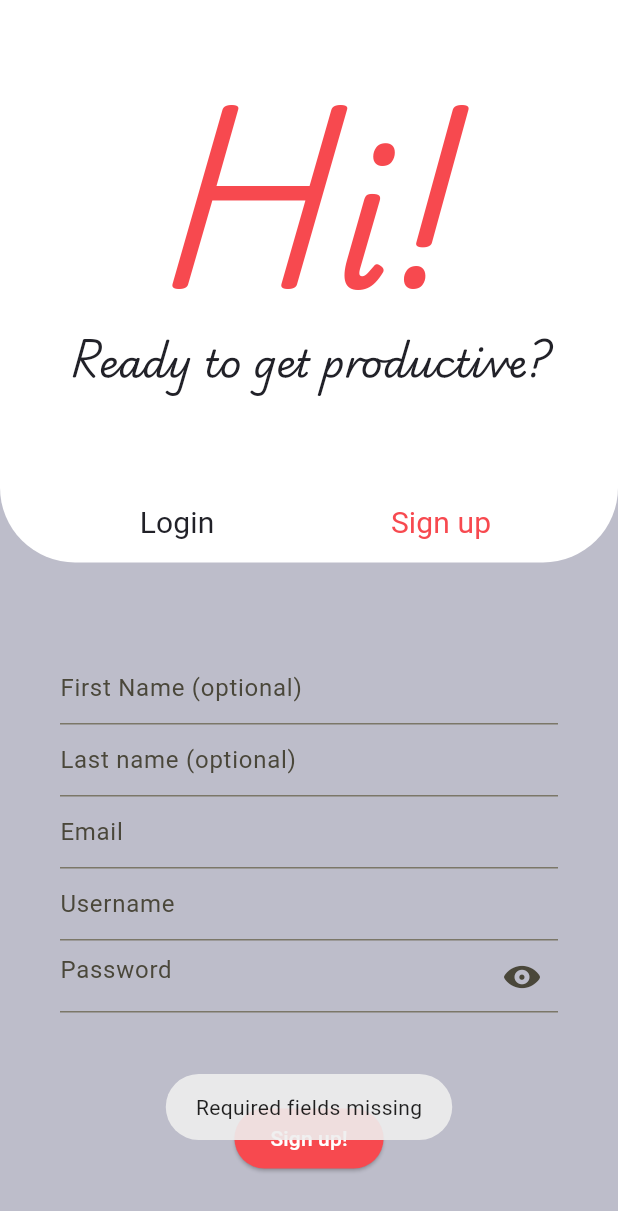
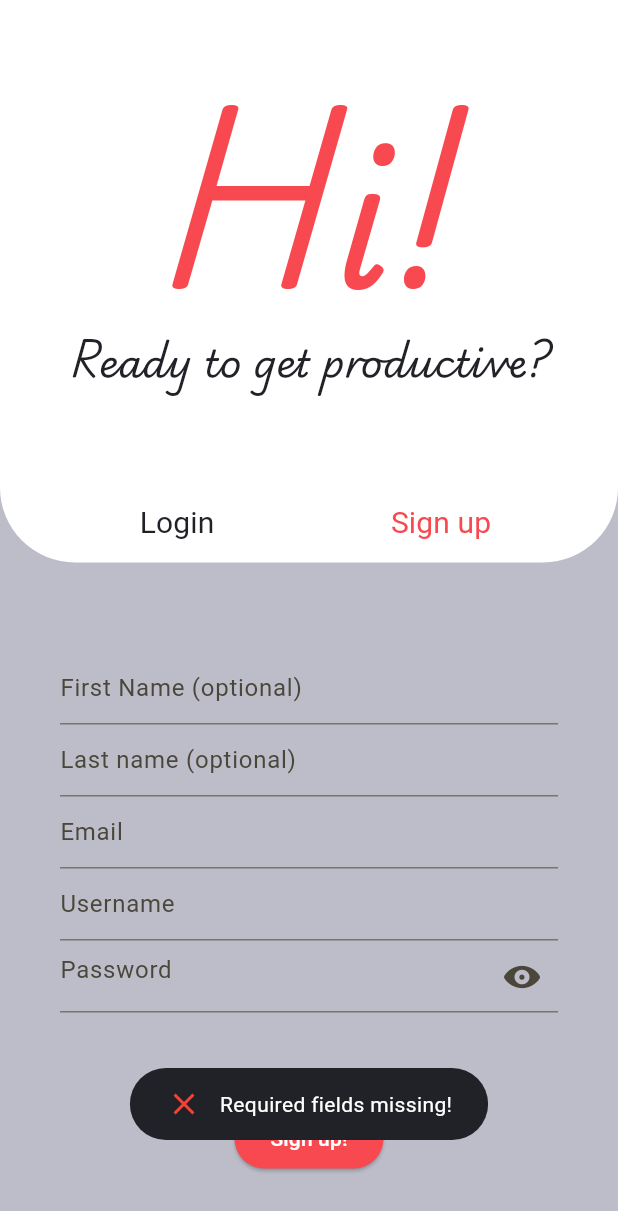
Before and after one commit to elisamongelli/ToDoApp-YT, a Flutter app: the screen it shows after launch, tab 2 chosen, after a tap on "Sign up!", on a phone screen of 412 x 824 dp. Shown: the top 1211 px of the screen. Run offline on Flutter 3.47's test engine with Material 3 defaults, Android fonts, the phone set to English and light mode, and no system bars; our stand-ins replace fluttertoast, rxdart, shared_preferences; network calls fail; Roboto replaces fonts that are missing (Avenir).

Commit message:
Fixing focused field under keyboard not scrolling

```diff
--- a/app/todoapp/lib/UI/Login/loginscreen.dart
+++ b/app/todoapp/lib/UI/Login/loginscreen.dart
@@ -1,5 +1,5 @@
+import 'package:flutter/foundation.dart';
 import 'package:flutter/material.dart';
-import 'package:fluttertoast/fluttertoast.dart';
 import 'package:todoapp/models/widgets/login_widget.dart';
 import 'package:todoapp/models/widgets/signup_widget.dart';
 import 'package:todoapp/models/widgets/toast_widget.dart';
@@ -17,6 +17,7 @@ TextEditingController loginUsernameEmailController = TextEditingController();
 TextEditingController loginPasswordController = TextEditingController();
 
 
+
 class LoginPage extends StatefulWidget {
 
   // final VoidCallback redirectHomePage;
@@ -32,8 +33,51 @@ class LoginPage extends StatefulWidget {
 
 class LoginPageState extends State<LoginPage> {
 
+  final ScrollController _scrollController = ScrollController();
+
+  final FocusNode _loginUsernameEmailFocus = FocusNode();
+  final FocusNode _loginPasswordFocus = FocusNode();
+
+  final FocusNode _signupEmailFocus = FocusNode();
+  final FocusNode _signupUsernameFocus = FocusNode();
+  final FocusNode _signupPasswordFocus = FocusNode();
+  final FocusNode _signupFirstNameFocus = FocusNode();
+  final FocusNode _signupLastNameFocus = FocusNode();
+
   // ignore: unused_field
   bool _signupResourceBlocked = false;
+
+
+  @override
+  void initState() {
+    super.initState();
+
+    _loginUsernameEmailFocus.addListener(() => _scrollToFocusedField(_loginUsernameEmailFocus));
+    _loginPasswordFocus.addListener(() => _scrollToFocusedField(_loginPasswordFocus));
+
+    _signupEmailFocus.addListener(() => _scrollToFocusedField(_signupEmailFocus));
+    _signupUsernameFocus.addListener(() => _scrollToFocusedField(_signupUsernameFocus));
+    _signupPasswordFocus.addListener(() => _scrollToFocusedField(_signupPasswordFocus));
+    _signupFirstNameFocus.addListener(() => _scrollToFocusedField(_signupFirstNameFocus));
+    _signupLastNameFocus.addListener(() => _scrollToFocusedField(_signupLastNameFocus));
+  }
+
+
+  @override
+  void dispose() {
+    _scrollController.dispose();
+
+    _loginUsernameEmailFocus.dispose();
+    _loginPasswordFocus.dispose();
+
+    _signupEmailFocus.dispose();
+    _signupUsernameFocus.dispose();
+    _signupPasswordFocus.dispose();
+    _signupFirstNameFocus.dispose();
+    _signupLastNameFocus.dispose();
+
+    super.dispose();
+  }
 
 
   @override
@@ -107,13 +151,17 @@ class LoginPageState extends State<LoginPage> {
                   child: TabBarView(
                     children: [
                       SingleChildScrollView(
+                        controller: _scrollController,
                         child: Padding(
                           padding: EdgeInsets.only(
                             bottom: MediaQuery.of(context).viewInsets.bottom,
                           ),
                           child: Column(
                             children: <Widget>[
-                              LoginWidget(),
+                              LoginWidget(
+                                usernameEmailFocusNode: _loginUsernameEmailFocus,
+                                passwordFocusNode: _loginPasswordFocus
+                              ),
                               ElevatedButton(
                                 style: ElevatedButton.styleFrom(
                                   backgroundColor: redMainColor,
@@ -121,6 +169,10 @@ class LoginPageState extends State<LoginPage> {
                                 ),
                                 onPressed: () async {
 
+                                  FocusManager.instance.primaryFocus?.unfocus();
+
+
+                                  // showing toast login successful
                                   final overlay = Overlay.of(context);
 
                                   final overlayEntry = OverlayEntry(
@@ -155,19 +207,28 @@ class LoginPageState extends State<LoginPage> {
                         ),
                       ),
                       SingleChildScrollView(
+                        controller: _scrollController,
                         child: Padding(
                           padding: EdgeInsets.only(
                             bottom: MediaQuery.of(context).viewInsets.bottom,
                           ),
                           child: Column(
                             children: <Widget>[
-                              SignupWidget(),
+                              SignupWidget(
+                                emailFocusNode: _signupEmailFocus,
+                                usernameFocusNode: _signupUsernameFocus,
+                                passwordFocusNode: _signupPasswordFocus,
+                                firstNameFocusNode: _signupFirstNameFocus,
+                                lastNameFocusNode: _signupLastNameFocus
+                              ),
                               ElevatedButton(
                                 style: ElevatedButton.styleFrom(
                                   backgroundColor: redMainColor,
                                   foregroundColor: Colors.white,
                                 ),
                                 onPressed: () async {
+
+                                  FocusManager.instance.primaryFocus?.unfocus();
 
                                   _signupResourceBlocked = true;
 
@@ -184,17 +245,65 @@ class LoginPageState extends State<LoginPage> {
                                       ).then((_) {
                                         _signupResourceBlocked = false;
 
-                                        Fluttertoast.showToast(
-                                          msg: "Successfully signed up!",
-                                          toastLength: Toast.LENGTH_SHORT
+
+                                        // showing toast signup successful
+                                        final overlay = Overlay.of(context);
+
+                                        final overlayEntry = OverlayEntry(
+                                          builder: (context) => Positioned(
+                                            bottom: 50,
+                                            left: MediaQuery.of(context).size.width * 0.2,
+                                            right: MediaQuery.of(context).size.width * 0.2,
+                                            child: ToastWidget(
+                                              message: "Successfully logged in!",
+                                              success: true
+                                            )
+                                          )
                                         );
+
+
+                                        // shows toast after build is completed
+                                        WidgetsBinding.instance.addPostFrameCallback((_) {
+                                          overlay.insert(overlayEntry);
+                                        });
+
+
+                                        // hide toast after 2 seconds
+                                        Future.delayed(const Duration(seconds: 2), () {
+                                          overlayEntry.remove();
+                                        });
 
                                         widget.redirectHomePage();
                                       });
 
                                   } else {
 
-                                    Fluttertoast.showToast(msg: "Required fields missing");
+                                    // showing toast required fields
+                                    final overlay = Overlay.of(context);
+
+                                    final overlayEntry = OverlayEntry(
+                                      builder: (context) => Positioned(
+                                        bottom: 50,
+                                        left: MediaQuery.of(context).size.width * 0.2,
+                                        right: MediaQuery.of(context).size.width * 0.2,
+                                        child: ToastWidget(
+                                          message: "Required fields missing!",
+                                          success: false
+                                        )
+                                      )
+                                    );
+
+
+                                    // shows toast after build is completed
+                                    WidgetsBinding.instance.addPostFrameCallback((_) {
+                                      overlay.insert(overlayEntry);
+                                    });
+
+
+                                    // hide toast after 2 seconds
+                                    Future.delayed(const Duration(seconds: 2), () {
+                                      overlayEntry.remove();
+                                    });
 
                                   }
                                 },
@@ -217,45 +326,36 @@ class LoginPageState extends State<LoginPage> {
 
 
 
-  /* void showCustomToast(String message, bool success) {
+  void _scrollToFocusedField(FocusNode focusNode) {
 
-    Widget customToast = Container(
-      padding: const EdgeInsets.symmetric(
-        horizontal: 24.0,
-        vertical: 12.0
-      ),
-      decoration: BoxDecoration(
-        borderRadius: BorderRadius.circular(25.0),
-        color: darkGreyColor
-      ),
-      child: Row(
-        mainAxisSize: MainAxisSize.min,
-        children: [
-          success ?
-            Icon(
-              Icons.check_circle,
-              color: Colors.green,
-            ) :
-            Icon(
-              Icons.close,
-              color: Colors.red,
-            ),
-          SizedBox(
-            width: 12.0,
-          ),
-          Text(
-            message,
-            style: TextStyle(color: Colors.white),
-          )
-        ],
-      ),
-    );
+    if (focusNode.hasFocus) {
+
+      WidgetsBinding.instance.addPostFrameCallback((_) {
+
+        RenderObject? object = focusNode.context?.findRenderObject();
+
+        if (object is RenderBox) {
+
+          final keyboardHeight = MediaQuery.of(context).viewInsets.bottom;
+          final screenHeight = MediaQuery.of(context).size.height;
+          final fieldPosition = object.localToGlobal(Offset.zero).dy;
+          final fieldHeight = object.size.height;
 
 
-    fToast.showToast(
-      child: customToast,
-      gravity: ToastGravity.BOTTOM,
-      toastDuration: Duration(seconds: 2)
-    );
-  } */
+          // check if field is under virtual keyboard
+          if (fieldPosition + fieldHeight > screenHeight - keyboardHeight) {
+
+            double yOffset = object.localToGlobal(Offset.zero).dy - 100;
+
+            _scrollController.animateTo(
+              yOffset,
+              duration: const Duration(milliseconds: 300),
+              curve: Curves.easeInOut
+            );
+
+          }
+        }
+      });
+    }
+  }
 }
--- a/app/todoapp/lib/models/widgets/signup_widget.dart
+++ b/app/todoapp/lib/models/widgets/signup_widget.dart
@@ -5,7 +5,20 @@ import '../../UI/Login/loginscreen.dart';
 
 class SignupWidget extends StatefulWidget {
 
-  const SignupWidget({super.key});
+  final FocusNode emailFocusNode;
+  final FocusNode usernameFocusNode;
+  final FocusNode passwordFocusNode;
+  final FocusNode firstNameFocusNode;
+  final FocusNode lastNameFocusNode;
+
+  const SignupWidget({
+    super.key,
+    required this.emailFocusNode,
+    required this.usernameFocusNode,
+    required this.passwordFocusNode,
+    required this.firstNameFocusNode,
+    required this.lastNameFocusNode
+  });
 
   @override
   State<SignupWidget> createState() => _SignupWidgetState();
@@ -30,18 +43,22 @@ class _SignupWidgetState extends State<SignupWidget> {
         children: <Widget>[
           TextField(
             controller: signupFirstNameController,
+            focusNode: widget.firstNameFocusNode,
             decoration: InputDecoration(hintText: "First Name (optional)"),
           ),
           TextField(
             controller: signupLastNameController,
+            focusNode: widget.lastNameFocusNode,
             decoration: InputDecoration(hintText: "Last name (optional)"),
           ),
           TextField(
             controller: signupEmailController,
+            focusNode: widget.emailFocusNode,
             decoration: InputDecoration(hintText: "Email"),
           ),
           TextField(
             controller: signupUsernameController,
+            focusNode: widget.usernameFocusNode,
             decoration: InputDecoration(hintText: "Username"),
           ),
           TextField(
@@ -49,6 +66,7 @@ class _SignupWidgetState extends State<SignupWidget> {
             enableSuggestions: false,
             autocorrect: false,
             controller: signupPasswordController,
+            focusNode: widget.passwordFocusNode,
             decoration: InputDecoration(
               hintText: "Password",
               suffixIcon: IconButton(
```
Also changed, not shown: app/todoapp/lib/models/widgets/login_widget.dart (+13 -1 lines).
